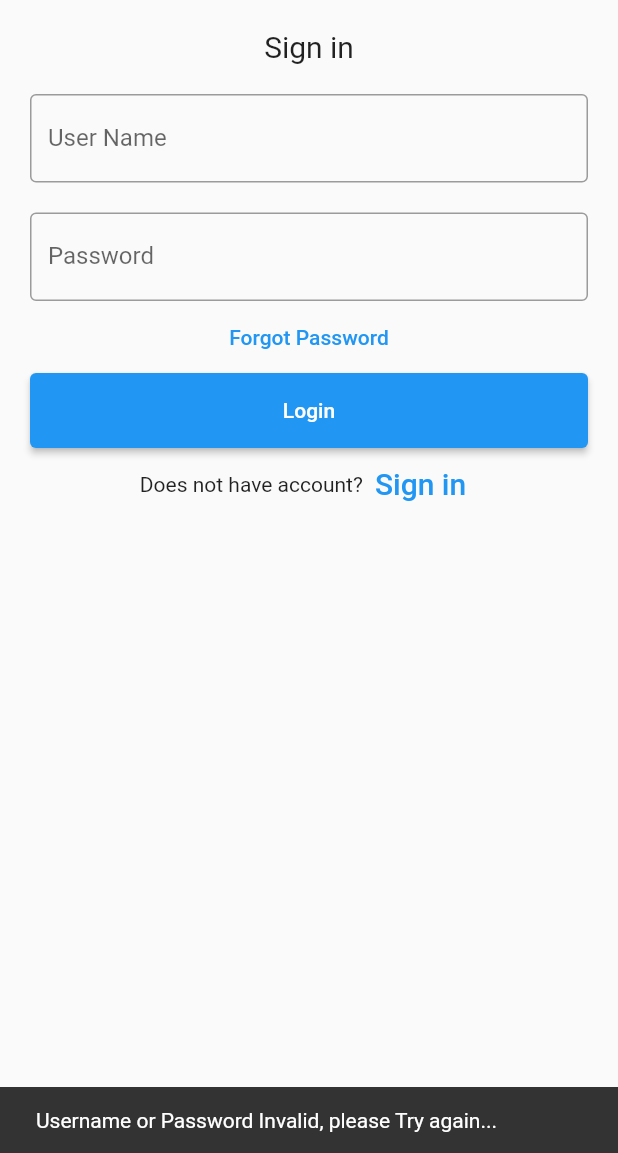
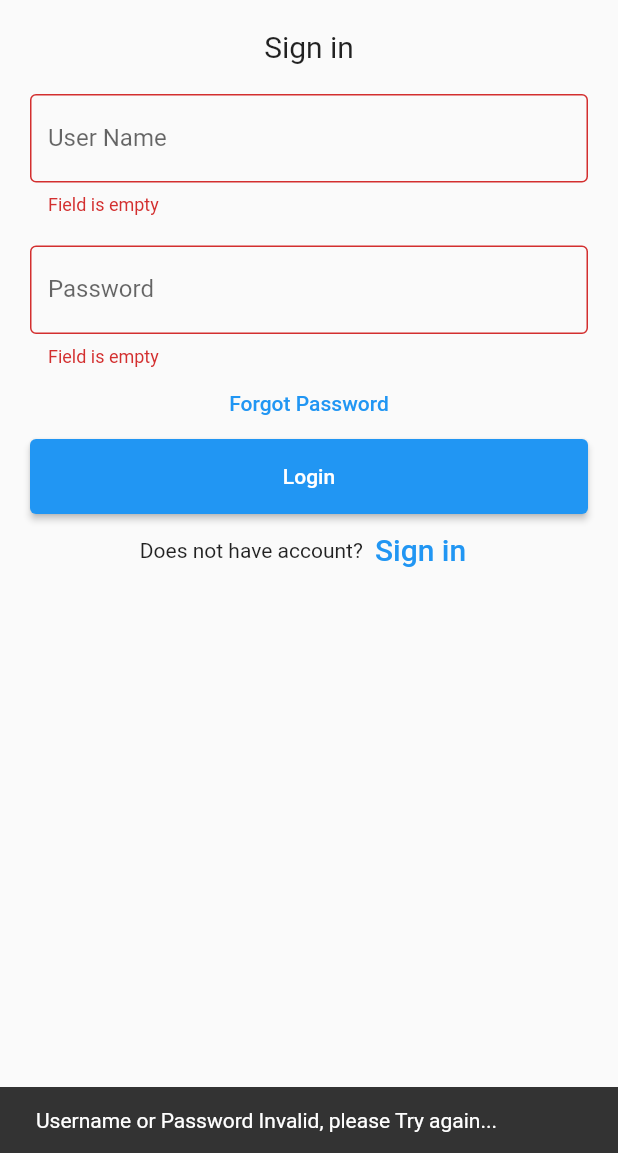
Before and after one commit to LiranFain22/MyBait-Final-Project, a Flutter app: the screen it shows after launch, after a tap on "Login", on a phone screen of 412 x 824 dp, the part 83-1236 px from its top. Run offline on Flutter 3.47's test engine with Material 2 defaults, Android fonts, the phone set to English and light mode, and no system bars.

Commit message:
added more validation to Login Screen

```diff
--- a/lib/screens/login_screen.dart
+++ b/lib/screens/login_screen.dart
@@ -11,27 +11,71 @@ class LoginScreen extends StatefulWidget {
 }
 
 class _LoginScreenState extends State<LoginScreen> {
-  TextEditingController nameController = TextEditingController();
+  TextEditingController userNameController = TextEditingController();
   TextEditingController passwordController = TextEditingController();
+  bool _isUserNameValidate = false;
+  bool _isPasswordValidate = false;
 
-  void checkLogin(TextEditingController nameController,
+  @override
+  void dispose() {
+    userNameController.dispose();
+    passwordController.dispose();
+    super.dispose();
+  }
+
+  void loginValidation(TextEditingController userNameController,
       TextEditingController passwordController) {
-    if (nameController.text == 'admin' && passwordController.text == 'admin') {
+    if (userNameController.text == 'admin') {
+      if (passwordController.text == 'admin') {
         ScaffoldMessenger.of(context).hideCurrentSnackBar();
         ScaffoldMessenger.of(context).showSnackBar(const SnackBar(
           content: Text('Login successful!'),
           duration: Duration(seconds: 2),
         ));
-      Navigator.of(context).pushReplacementNamed(OverviewManagerScreen.routeName);
-    } else if (nameController.text == 'user' &&
-        passwordController.text == 'user') {
+        Navigator.of(context)
+            .pushReplacementNamed(OverviewManagerScreen.routeName);
+      } else {
+        // userName correct, password incorrect
+        ScaffoldMessenger.of(context).hideCurrentSnackBar();
+        ScaffoldMessenger.of(context).showSnackBar(
+          const SnackBar(
+            content: Text('Username or Password Invalid, please Try again...'),
+            duration: Duration(seconds: 3),
+          ),
+        );
+      }
+    } else {
+      // userName incorrect
+      ScaffoldMessenger.of(context).hideCurrentSnackBar();
+      ScaffoldMessenger.of(context).showSnackBar(
+        const SnackBar(
+          content: Text('Username or Password Invalid, please Try again...'),
+          duration: Duration(seconds: 3),
+        ),
+      );
+    }
+
+    if (userNameController.text == 'user') {
+      if (passwordController.text == 'user') {
         ScaffoldMessenger.of(context).hideCurrentSnackBar();
         ScaffoldMessenger.of(context).showSnackBar(const SnackBar(
           content: Text('Login successful!'),
           duration: Duration(seconds: 2),
         ));
-      Navigator.of(context).pushReplacementNamed(OverviewTenantScreen.routeName);
+        Navigator.of(context)
+            .pushReplacementNamed(OverviewTenantScreen.routeName);
       } else {
+        // userName correct, password incorrect
+        ScaffoldMessenger.of(context).hideCurrentSnackBar();
+        ScaffoldMessenger.of(context).showSnackBar(
+          const SnackBar(
+            content: Text('Username or Password Invalid, please Try again...'),
+            duration: Duration(seconds: 3),
+          ),
+        );
+      }
+    } else {
+      // userName incorrect
       ScaffoldMessenger.of(context).hideCurrentSnackBar();
       ScaffoldMessenger.of(context).showSnackBar(
         const SnackBar(
@@ -82,10 +126,11 @@ class _LoginScreenState extends State<LoginScreen> {
             Container(
               padding: EdgeInsets.all(10),
               child: TextField(
-                controller: nameController,
-                decoration: const InputDecoration(
+                controller: userNameController,
+                decoration: InputDecoration(
                   border: OutlineInputBorder(),
                   labelText: 'User Name',
+                  errorText: _isUserNameValidate ? 'Field is empty' : null,
                 ),
               ),
             ),
@@ -94,9 +139,10 @@ class _LoginScreenState extends State<LoginScreen> {
               child: TextField(
                 obscureText: true,
                 controller: passwordController,
-                decoration: const InputDecoration(
+                decoration: InputDecoration(
                   border: OutlineInputBorder(),
                   labelText: 'Password',
+                  errorText: _isPasswordValidate ? 'Field is empty' : null,
                 ),
               ),
             ),
@@ -112,7 +158,11 @@ class _LoginScreenState extends State<LoginScreen> {
                 child: ElevatedButton(
                   child: const Text('Login'),
                   onPressed: () {
-                    checkLogin(nameController, passwordController);
+                    setState(() {
+                      loginValidation(userNameController, passwordController);
+                      userNameController.text.isEmpty ? _isUserNameValidate = true : _isUserNameValidate = false;
+                      passwordController.text.isEmpty ? _isPasswordValidate = true : _isPasswordValidate = false;
+                    });
                   },
                 )),
             Row(
```
Lines whose indentation alone changed are shown as unchanged.
